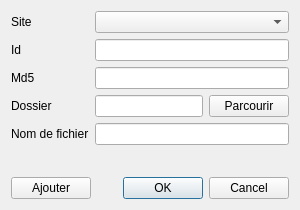
This is src/batch/adduniquewindow.ui in Bionus/imgbrd-grabber as Qt 5 draws it before an edit. The edited form follows.
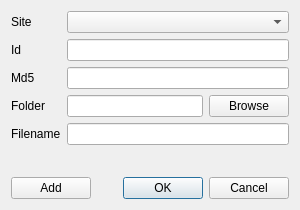
This is the edited form.

The edit to the form file:
```diff
--- a/src/batch/adduniquewindow.ui
+++ b/src/batch/adduniquewindow.ui
@@ -22,7 +22,7 @@
      <item>
       <widget class="QPushButton" name="pushButton">
        <property name="text">
-        <string>Ajouter</string>
+        <string>Add</string>
        </property>
       </widget>
      </item>
@@ -71,7 +71,7 @@
    <item row="4" column="0">
     <widget class="QLabel" name="label_4">
      <property name="text">
-      <string>Nom de fichier</string>
+      <string>Filename</string>
      </property>
     </widget>
    </item>
@@ -88,7 +88,7 @@
    <item row="3" column="0">
     <widget class="QLabel" name="label_5">
      <property name="text">
-      <string>Dossier</string>
+      <string>Folder</string>
      </property>
     </widget>
    </item>
@@ -100,7 +100,7 @@
      <item>
       <widget class="QPushButton" name="buttonFolder">
        <property name="text">
-        <string>Parcourir</string>
+        <string>Browse</string>
        </property>
       </widget>
      </item>
```
Left out of the diff: 2 changed lines with no effect on the pictures.
